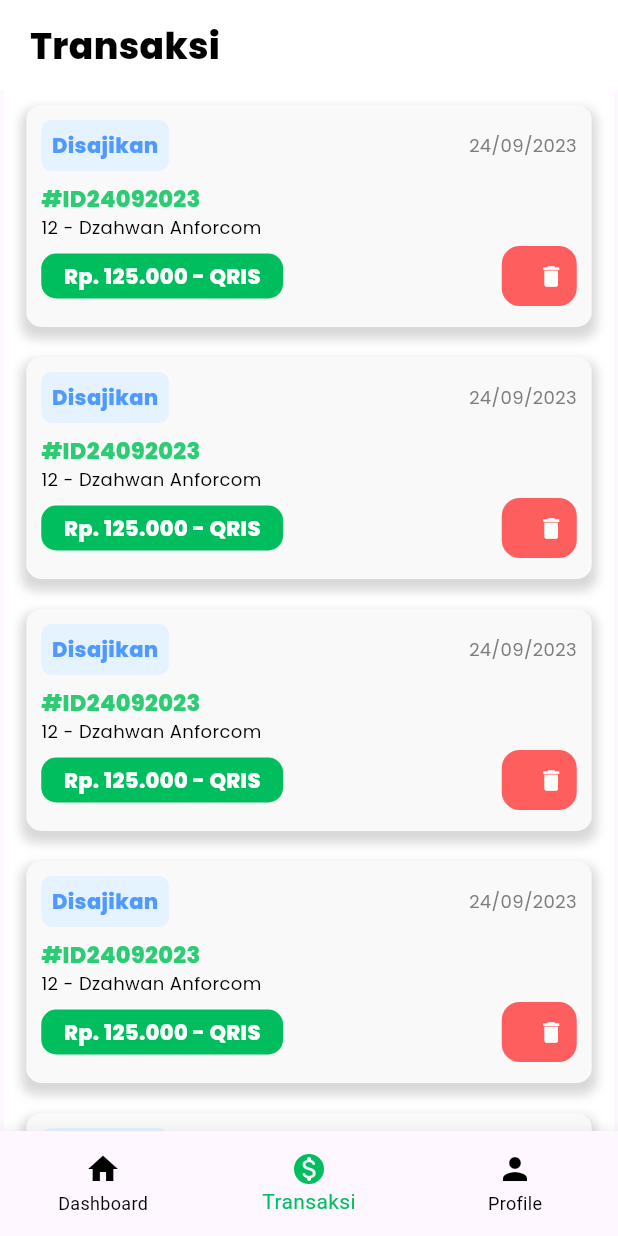
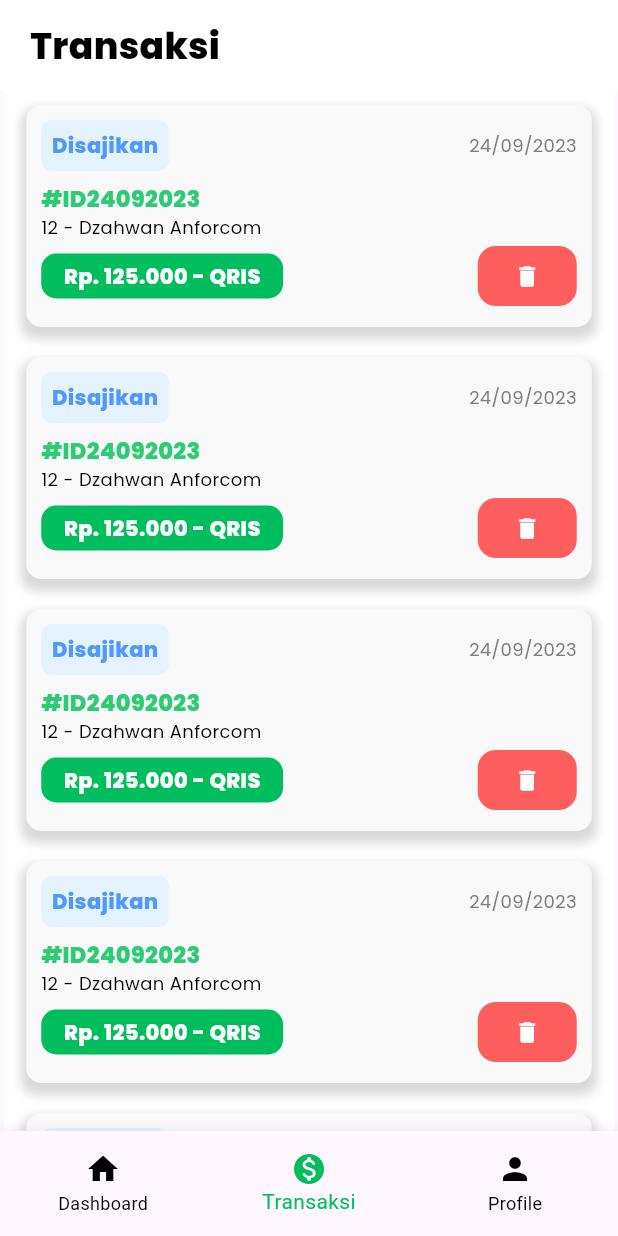
Before and after one commit to PlattenEcho/warmindo-pos, a Flutter app: the MainPage screen opened by its route, item 2 of the bottom bar chosen, on a phone screen of 412 x 824 dp. Run offline on Flutter 3.47's test engine with Material 3 defaults, Android fonts, the phone set to English and light mode, and no system bars; our stand-ins replace flutter_bloc, google_fonts, supabase_flutter; accounts and stored records are empty.

Commit message:
menambah komponen UI

```diff
--- a/lib/ui/pages/dashboard_page.dart
+++ b/lib/ui/pages/dashboard_page.dart
@@ -10,8 +10,8 @@ class DashboardPage extends StatefulWidget {
 }
 
 class _DashboardPageState extends State<DashboardPage> {
+  List<String> warungList = ['Warung A', 'Warung B', 'Warung C'];
   String selectedWarung = 'Warung A';
-  List<String> warungList = ['Warung 1', 'Warung 2', 'Warung 3', 'Warung 4'];
 
   @override
   Widget build(BuildContext context) {
--- a/lib/ui/widgets/card.dart
+++ b/lib/ui/widgets/card.dart
@@ -62,7 +62,7 @@ class TransaksiCard extends StatelessWidget {
             Expanded(
               child: Container(
                 decoration: BoxDecoration(
-                  color: Color.fromARGB(255, 249, 249, 249),
+                  color: const Color.fromARGB(255, 249, 249, 249),
                   borderRadius: BorderRadius.circular(10),
                   boxShadow: [
                     BoxShadow(
@@ -168,11 +168,11 @@ class TransaksiCard extends StatelessWidget {
                           crossAxisAlignment: CrossAxisAlignment.center,
                           children: [
                             Container(
-                              width: 50,
                               child: ElevatedButton(
                                   onPressed: () {
                                     onDelete();
                                   },
+
                                   style: ElevatedButton.styleFrom(
                                     backgroundColor: kRedColor,
                                     elevation: 0.0,
```
